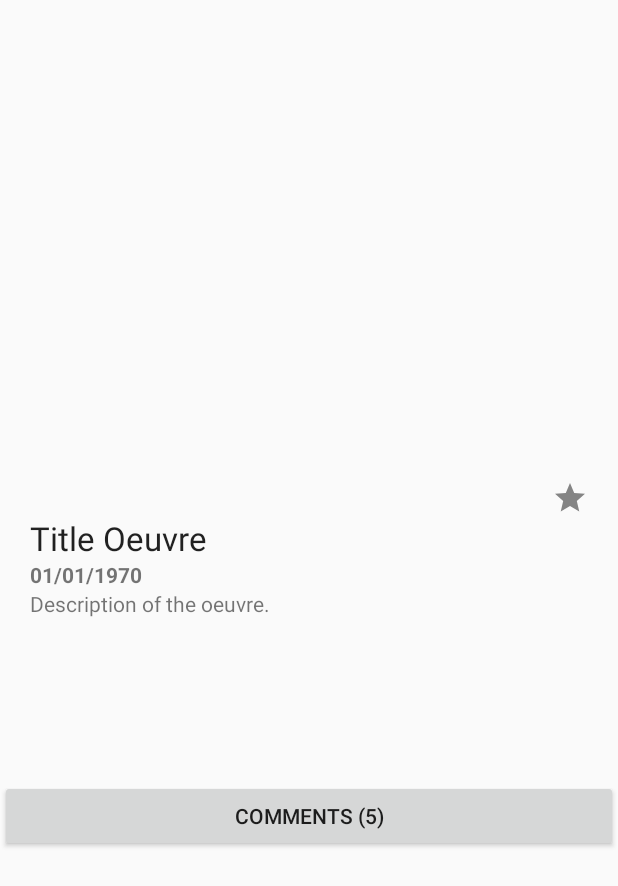
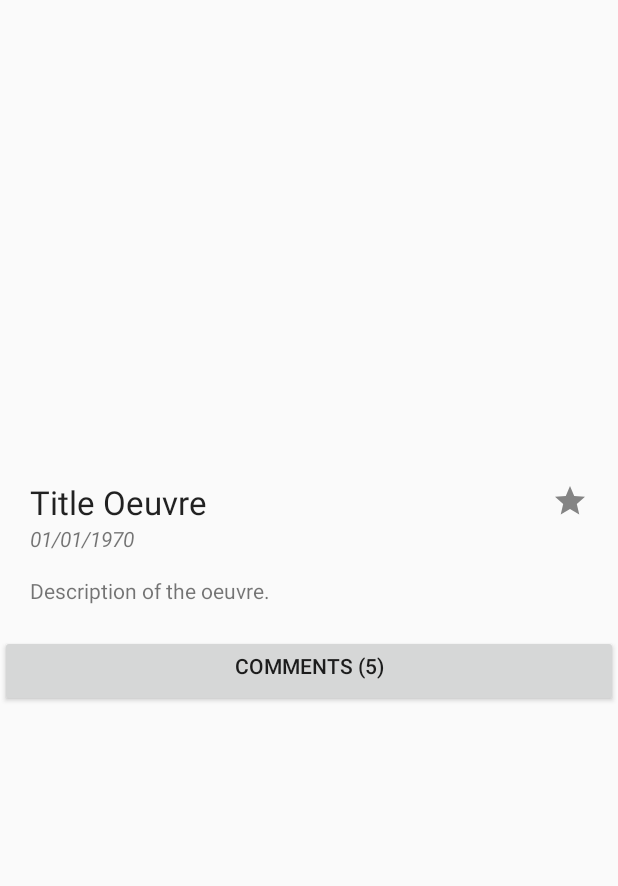
Before and after one commit to Zamigos/Espace-Dali, an Android app: the layout activity_detail.xml on its own in the app's theme, with its tools: preview values and no code run, on a phone screen of 412 x 824 dp. Shown: the top 886 px of the screen. Run offline under Robolectric (Android 15) with nearby library versions, the phone set to English and light mode, and no system bars.

Commit message:
Improved Design page Detail

```diff
--- a/app/src/main/res/layout/activity_detail.xml
+++ b/app/src/main/res/layout/activity_detail.xml
@@ -16,8 +16,26 @@
     <LinearLayout
         android:orientation="vertical"
         android:layout_width="match_parent"
-        android:layout_height="220dp"
-        android:padding="20dp">
+        android:layout_height="wrap_content"
+        android:paddingTop="20dp"
+        android:paddingLeft="20dp"
+        android:paddingRight="20dp"
+        android:paddingBottom="20dp">
+
+        <LinearLayout
+            android:orientation="horizontal"
+            android:layout_width="match_parent"
+            android:layout_height="match_parent">
+
+            <TextView
+                android:layout_width="wrap_content"
+                android:layout_height="wrap_content"
+                android:textAppearance="?android:attr/textAppearanceLarge"
+                android:id="@+id/tvTitle"
+                android:layout_marginRight="20dp"
+                android:text="Title Oeuvre"
+                android:paddingBottom="0dp"
+                android:layout_weight="20" />
 
             <ImageButton
                 android:layout_width="24dp"
@@ -25,35 +43,24 @@
                 android:id="@+id/ibFavori"
                 android:src="@drawable/ic_menu_favorite_detail"
                 android:layout_gravity="right"
-            android:background="#00ffffff" />
+                android:background="#00ffffff"
+                android:layout_weight="0"
+                android:paddingTop="4dp" />
 
-        <TextView
-            android:layout_width="wrap_content"
-            android:layout_height="wrap_content"
-            android:textAppearance="?android:attr/textAppearanceLarge"
-            android:id="@+id/tvTitle"
-            android:layout_marginRight="20dp"
-            android:text="Title Oeuvre" />
-
-        <LinearLayout
-            android:orientation="horizontal"
-            android:layout_width="match_parent"
-            android:layout_height="wrap_content">
+        </LinearLayout>
 
         <TextView
             android:layout_width="wrap_content"
             android:layout_height="wrap_content"
             android:textAppearance="?android:attr/textAppearanceSmall"
             android:id="@+id/tvDate"
-                android:textStyle="bold"
-                android:layout_gravity="center_vertical"
-                android:text="01/01/1970" />
-
-        </LinearLayout>
+            android:text="01/01/1970"
+            android:textStyle="italic"
+            android:paddingBottom="15dp" />
 
         <TextView
             android:layout_width="match_parent"
-            android:layout_height="match_parent"
+            android:layout_height="wrap_content"
             android:id="@+id/tvDescription"
             android:text="Description of the oeuvre." />
 
@@ -64,6 +71,6 @@
         android:layout_height="wrap_content"
         android:text="Comments (5)"
         android:id="@+id/btnComments"
-        android:layout_gravity="center_horizontal" />
+        android:paddingTop="3dp" />
 
 </LinearLayout>
```
Lines whose indentation alone changed are shown as unchanged.
